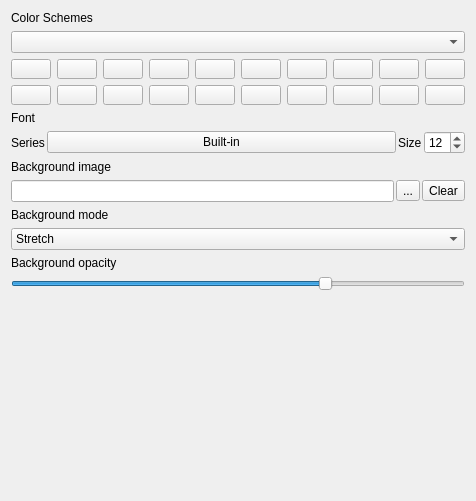
The window that src/globaloptions/globaloptionsappearancewidget.ui (QQxiaoming/quardCRT) describes before a commit, drawn with Qt 5.
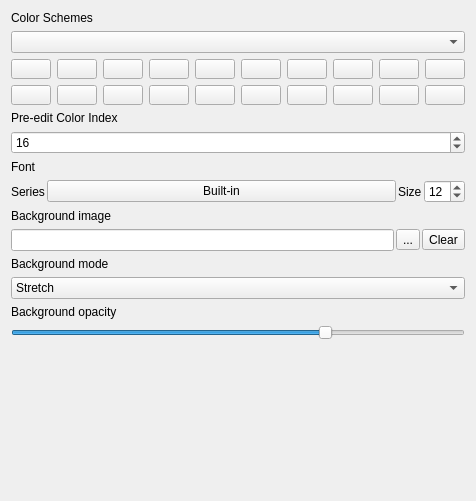
The same window after the commit.

Commit message: Add terminal color scheme color palette function in settings

Patch:
```diff
--- a/src/globaloptions/globaloptionsappearancewidget.ui
+++ b/src/globaloptions/globaloptionsappearancewidget.ui
@@ -405,6 +405,26 @@
      </item>
     </layout>
    </item>
+   <item>
+    <widget class="QLabel" name="label_8">
+     <property name="text">
+      <string>Pre-edit Color Index</string>
+     </property>
+    </widget>
+   </item>
+   <item>
+    <widget class="QSpinBox" name="spinBoxPreeditColorIndex">
+     <property name="minimum">
+      <number>1</number>
+     </property>
+     <property name="maximum">
+      <number>20</number>
+     </property>
+     <property name="value">
+      <number>16</number>
+     </property>
+    </widget>
+   </item>
    <item>
     <widget class="QLabel" name="label_3">
      <property name="text">
```
The commit also changes 11 other files.
